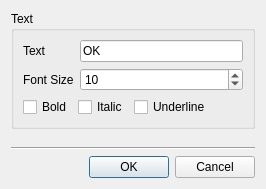
igormironchik/prototyper, file src/Core/form_button_properties.ui: the form before one commit.
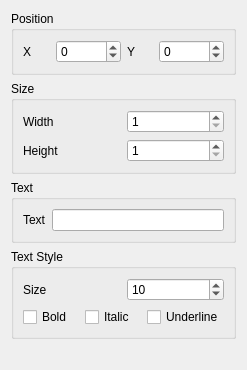
The form after the commit.

Commit message: Use new properties for button.

```diff
--- a/src/Core/form_button_properties.ui
+++ b/src/Core/form_button_properties.ui
@@ -1,13 +1,13 @@
 <?xml version="1.0" encoding="UTF-8"?>
 <ui version="4.0">
  <class>ButtonProperties</class>
- <widget class="QDialog" name="ButtonProperties">
+ <widget class="QWidget" name="ButtonProperties">
   <property name="geometry">
    <rect>
     <x>0</x>
     <y>0</y>
-    <width>266</width>
-    <height>189</height>
+    <width>247</width>
+    <height>370</height>
    </rect>
   </property>
   <property name="windowTitle">
@@ -15,84 +15,170 @@
   </property>
   <layout class="QVBoxLayout" name="verticalLayout_2">
    <item>
-    <widget class="QGroupBox" name="groupBox">
+    <widget class="QGroupBox" name="groupBox_2">
      <property name="title">
-      <string>Text</string>
+      <string>Position</string>
      </property>
-     <layout class="QVBoxLayout" name="verticalLayout">
+     <layout class="QHBoxLayout" name="horizontalLayout">
+      <item>
+       <widget class="QLabel" name="label_3">
+        <property name="text">
+         <string>X</string>
+        </property>
+       </widget>
+      </item>
+      <item>
+       <widget class="QSpinBox" name="m_x">
+        <property name="minimum">
+         <number>-99999</number>
+        </property>
+        <property name="maximum">
+         <number>99999</number>
+        </property>
+       </widget>
+      </item>
+      <item>
+       <widget class="QLabel" name="label_4">
+        <property name="text">
+         <string>Y</string>
+        </property>
+       </widget>
+      </item>
+      <item>
+       <widget class="QSpinBox" name="m_y">
+        <property name="minimum">
+         <number>-99999</number>
+        </property>
+        <property name="maximum">
+         <number>99999</number>
+        </property>
+       </widget>
+      </item>
+     </layout>
+    </widget>
+   </item>
+   <item>
+    <widget class="QGroupBox" name="groupBox_3">
+     <property name="title">
+      <string>Size</string>
+     </property>
+     <layout class="QHBoxLayout" name="horizontalLayout_4">
       <item>
        <layout class="QGridLayout" name="gridLayout">
         <item row="0" column="0">
-         <widget class="QLabel" name="label">
+         <widget class="QLabel" name="label_5">
           <property name="text">
-           <string>Text</string>
+           <string>Width</string>
           </property>
          </widget>
         </item>
         <item row="0" column="1">
-         <widget class="QLineEdit" name="m_text">
-          <property name="text">
-           <string>OK</string>
+         <widget class="QSpinBox" name="m_width">
+          <property name="minimum">
+           <number>1</number>
+          </property>
+          <property name="maximum">
+           <number>99999</number>
           </property>
          </widget>
         </item>
         <item row="1" column="0">
-         <widget class="QLabel" name="label_2">
+         <widget class="QLabel" name="label_6">
           <property name="text">
-           <string>Font Size</string>
+           <string>Height</string>
           </property>
          </widget>
         </item>
         <item row="1" column="1">
          <widget class="QSpinBox" name="m_fontSize">
           <property name="minimum">
-           <number>5</number>
+           <number>1</number>
           </property>
           <property name="maximum">
-           <number>999</number>
-          </property>
-          <property name="value">
-           <number>10</number>
+           <number>99999</number>
           </property>
          </widget>
         </item>
        </layout>
       </item>
+     </layout>
+    </widget>
+   </item>
+   <item>
+    <widget class="QGroupBox" name="groupBox_4">
+     <property name="title">
+      <string>Text</string>
+     </property>
+     <layout class="QHBoxLayout" name="horizontalLayout_5">
       <item>
-       <layout class="QHBoxLayout" name="horizontalLayout">
+       <widget class="QLabel" name="label">
+        <property name="text">
+         <string>Text</string>
+        </property>
+       </widget>
+      </item>
+      <item>
+       <widget class="QLineEdit" name="m_text"/>
+      </item>
+     </layout>
+    </widget>
+   </item>
+   <item>
+    <widget class="QGroupBox" name="groupBox">
+     <property name="title">
+      <string>Text Style</string>
+     </property>
+     <layout class="QHBoxLayout" name="horizontalLayout_6">
+      <item>
+       <layout class="QVBoxLayout" name="verticalLayout">
         <item>
-         <widget class="QCheckBox" name="m_bold">
-          <property name="text">
-           <string>Bold</string>
-          </property>
-         </widget>
+         <layout class="QHBoxLayout" name="horizontalLayout_3">
+          <item>
+           <widget class="QLabel" name="label_2">
+            <property name="text">
+             <string>Size</string>
+            </property>
+           </widget>
+          </item>
+          <item>
+           <widget class="QSpinBox" name="m_size">
+            <property name="minimum">
+             <number>5</number>
+            </property>
+            <property name="maximum">
+             <number>999</number>
+            </property>
+            <property name="value">
+             <number>10</number>
+            </property>
+           </widget>
+          </item>
+         </layout>
         </item>
         <item>
-         <widget class="QCheckBox" name="m_italic">
-          <property name="text">
-           <string>Italic</string>
-          </property>
-         </widget>
-        </item>
-        <item>
-         <widget class="QCheckBox" name="m_underline">
-          <property name="text">
-           <string>Underline</string>
-          </property>
-         </widget>
-        </item>
-        <item>
-         <spacer name="horizontalSpacer">
-          <property name="orientation">
-           <enum>Qt::Horizontal</enum>
-          </property>
-          <property name="sizeHint" stdset="0">
-           <size>
-            <width>40</width>
-            <height>20</height>
-           </size>
-          </property>
-         </spacer>
+         <layout class="QHBoxLayout" name="horizontalLayout_2">
+          <item>
+           <widget class="QCheckBox" name="m_bold">
+            <property name="text">
+             <string>Bold</string>
+            </property>
+           </widget>
+          </item>
+          <item>
+           <widget class="QCheckBox" name="m_italic">
+            <property name="text">
+             <string>Italic</string>
+            </property>
+           </widget>
+          </item>
+          <item>
+           <widget class="QCheckBox" name="m_underline">
+            <property name="text">
+             <string>Underline</string>
+            </property>
+           </widget>
+          </item>
+         </layout>
         </item>
        </layout>
       </item>
@@ -106,29 +192,12 @@
      </property>
      <property name="sizeHint" stdset="0">
       <size>
-       <width>20</width>
-       <height>0</height>
+       <width>17</width>
+       <height>8</height>
       </size>
      </property>
     </spacer>
    </item>
-   <item>
-    <widget class="Line" name="line">
-     <property name="orientation">
-      <enum>Qt::Horizontal</enum>
-     </property>
-    </widget>
-   </item>
-   <item>
-    <widget class="QDialogButtonBox" name="m_btns">
-     <property name="orientation">
-      <enum>Qt::Horizontal</enum>
-     </property>
-     <property name="standardButtons">
-      <set>QDialogButtonBox::Cancel|QDialogButtonBox::Ok</set>
-     </property>
-    </widget>
-   </item>
   </layout>
  </widget>
  <resources/>
```
Left out of the diff: 49 changed lines with no effect on the pictures. The commit also changes 5 other files.
